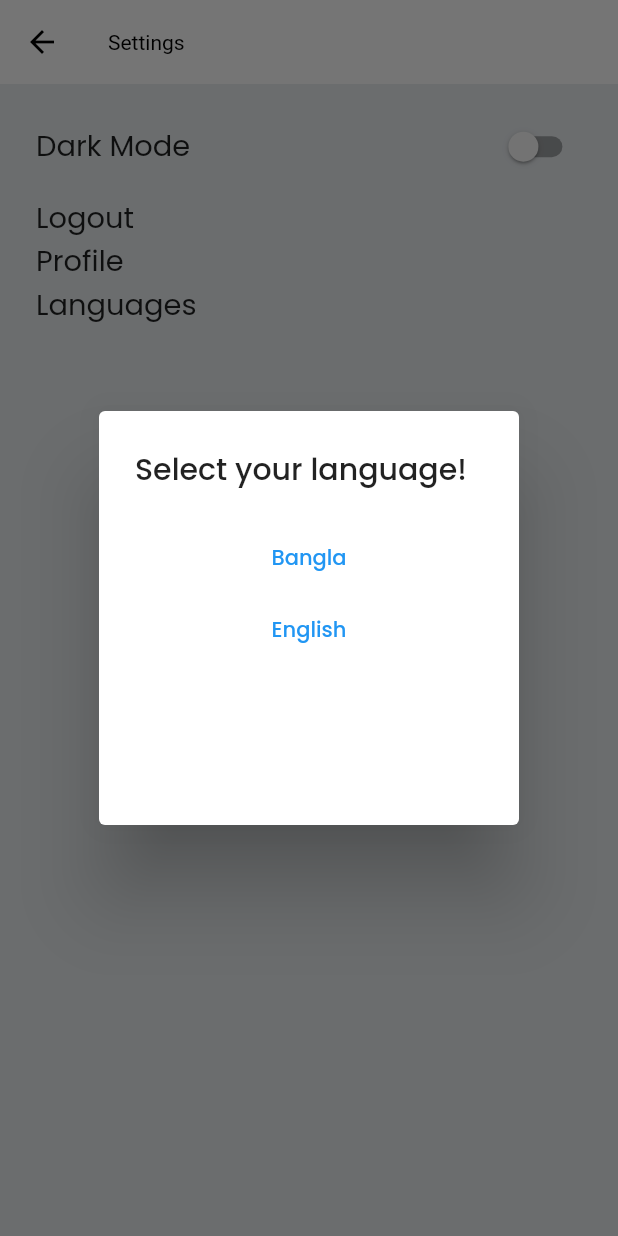
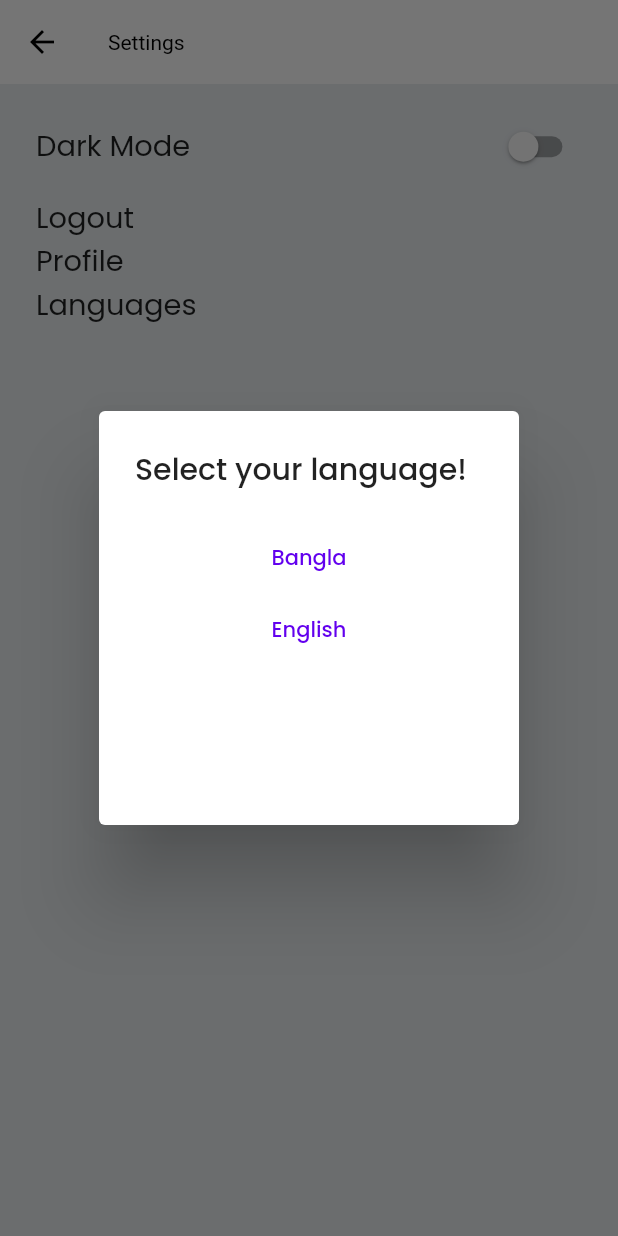
Before and after one commit to irfan701/TourApp, a Flutter app: the Settings screen opened by its route, after a tap on "Languages", on a phone screen of 412 x 824 dp. Run offline on Flutter 3.47's test engine with Material 2 defaults, Android fonts, the phone set to English and light mode, and no system bars; our stand-ins replace carousel_slider, dots_indicator, flutter_screenutil, get, google_fonts, lottie and 1 more.

Commit message:
theme
theme

```diff
--- a/lib/main.dart
+++ b/lib/main.dart
@@ -5,6 +5,7 @@ import 'package:google_fonts/google_fonts.dart';
 import 'package:tour_app/const/app_color.dart';
 import 'package:tour_app/const/app_string.dart';
 import 'package:tour_app/ui/route/route.dart';
+import 'package:tour_app/ui/theme/app_theme.dart';
 import 'package:tour_app/ui/views/splash_screen.dart';
 
 void main() {
@@ -23,17 +24,9 @@ class MyApp extends StatelessWidget {
         return GetMaterialApp(
           debugShowCheckedModeBanner: false,
           title: AppString.appName,
-          theme: ThemeData(
-              appBarTheme: AppBarTheme(
-                titleTextStyle: TextStyle(color: Colors.black),
-                iconTheme: IconThemeData(
-                  color: Colors.black,
-                ),
-              ),
-              primarySwatch: Colors.blue,
-              textTheme: GoogleFonts.poppinsTextTheme(
-                  Theme.of(context).textTheme.apply()),
-              scaffoldBackgroundColor: AppColor.scaffoldColor),
+          theme: AppTheme().lightTheme(context),
+          darkTheme: AppTheme().darkTheme(context),
+          //  themeMode: ThemeMode.system,
           initialRoute: splash,
           getPages: getPages,
           home: SplashScreen(),
--- /dev/null
+++ b/lib/ui/theme/app_theme.dart
@@ -0,0 +1,38 @@
+import 'package:flutter/material.dart';
+import 'package:google_fonts/google_fonts.dart';
+import 'package:tour_app/const/app_color.dart';
+
+class AppTheme {
+  ThemeData lightTheme(context) => ThemeData(
+      brightness: Brightness.light,
+      appBarTheme: AppBarTheme(
+          titleTextStyle: TextStyle(color: Colors.black),
+          iconTheme: IconThemeData(color: Colors.black)),
+      colorScheme: ColorScheme.light(),
+      primarySwatch: Colors.blue,
+      textTheme:
+          GoogleFonts.poppinsTextTheme(Theme.of(context).textTheme.apply()),
+      scaffoldBackgroundColor: AppColor.scaffoldColor);
+  ThemeData darkTheme(context) => ThemeData(
+      brightness: Brightness.dark,
+      appBarTheme: AppBarTheme(
+          titleTextStyle: TextStyle(color: Colors.white),
+          iconTheme: IconThemeData(color: Colors.white)),
+      colorScheme: ColorScheme.dark(),
+      primarySwatch: Colors.blue,
+      textTheme:
+          GoogleFonts.poppinsTextTheme(Theme.of(context).textTheme.apply()),
+      scaffoldBackgroundColor: Colors.black38);
+
+  ThemeData previousX(context) => ThemeData(
+      appBarTheme: AppBarTheme(
+        titleTextStyle: TextStyle(color: Colors.black),
+        iconTheme: IconThemeData(
+          color: Colors.black,
+        ),
+      ),
+      primarySwatch: Colors.blue,
+      textTheme:
+          GoogleFonts.poppinsTextTheme(Theme.of(context).textTheme.apply()),
+      scaffoldBackgroundColor: AppColor.scaffoldColor);
+}
--- a/lib/ui/views/drawer_pages/settings.dart
+++ b/lib/ui/views/drawer_pages/settings.dart
@@ -1,12 +1,13 @@
 import 'package:flutter/material.dart';
 import 'package:flutter_screenutil/flutter_screenutil.dart';
 import 'package:get/get.dart';
+import 'package:tour_app/ui/theme/app_theme.dart';
 import 'package:tour_app/ui/widgets/drawer_item_widget.dart';
 
 import '../../route/route.dart';
 
 class Settings extends StatelessWidget {
-  var darkMode = false.obs;
+  RxBool darkMode = false.obs;
 
   Future logout(context) async {
     return showDialog(
@@ -80,8 +81,11 @@ class Settings extends StatelessWidget {
                 ),
                 Obx(() => Switch(
                     value: darkMode.value,
-                    onChanged: (value) {
+                    onChanged: (bool value) {
                       darkMode.value = value;
+                      Get.changeTheme(darkMode.value == false
+                          ? AppTheme().lightTheme(context)
+                          : AppTheme().darkTheme(context));
                     }))
               ],
             ),
```
Also changed, not shown: pubspec.lock.
